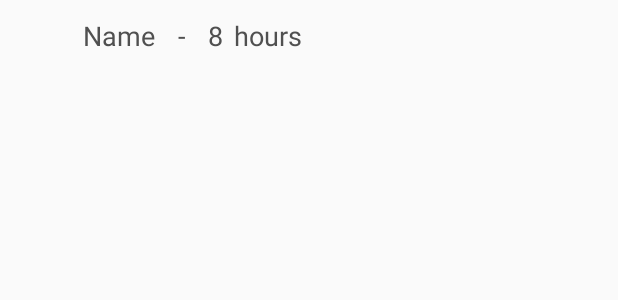
After one commit to GuyShane/TimeSheets, an Android app: the layout item_day_info.xml on its own in the app's theme, with its tools: preview values and no code run, on a phone screen of 412 x 824 dp. The commit adds this screen. Shown: the top 300 px of the screen. Run offline under Robolectric (Android 15) with nearby library versions, the phone set to English and light mode, and no system bars.

Commit message:
UI for day info done. Initial release should be ready

```diff
--- a/app/src/main/java/com/shane/timesheets/views/PainterDayInfoActivity.java
+++ b/app/src/main/java/com/shane/timesheets/views/PainterDayInfoActivity.java
@@ -8,7 +8,6 @@ import android.widget.ListView;
 import android.widget.TextView;
 
 import com.shane.timesheets.DatabaseHelper;
-import com.shane.timesheets.DateFormatter;
 import com.shane.timesheets.IntentExtra;
 import com.shane.timesheets.R;
 import com.shane.timesheets.models.Job;
--- /dev/null
+++ b/app/src/main/res/layout/item_day_info.xml
@@ -0,0 +1,51 @@
+<?xml version="1.0" encoding="utf-8"?>
+<RelativeLayout xmlns:android="http://schemas.android.com/apk/res/android"
+    android:layout_width="match_parent"
+    android:layout_height="match_parent">
+
+    <TextView
+        android:layout_width="wrap_content"
+        android:layout_height="wrap_content"
+        android:text="Name"
+        android:id="@+id/text_painter"
+        android:textSize="18sp"
+        android:textColor="@color/text_dark_gray"
+        android:layout_marginTop="11dp"
+        android:layout_marginStart="55dp"
+        android:layout_marginBottom="11dp"
+        android:layout_alignParentTop="true"
+        android:layout_alignParentStart="true" />
+
+    <TextView
+        android:layout_width="wrap_content"
+        android:layout_height="wrap_content"
+        android:text="-"
+        android:id="@+id/text_dash"
+        android:textSize="18sp"
+        android:textColor="@color/text_dark_gray"
+        android:layout_marginStart="15dp"
+        android:layout_marginEnd="15dp"
+        android:layout_alignTop="@+id/text_painter"
+        android:layout_toEndOf="@+id/text_painter"/>
+
+    <TextView
+        android:layout_width="wrap_content"
+        android:layout_height="wrap_content"
+        android:text="8"
+        android:id="@+id/text_hours"
+        android:textSize="18sp"
+        android:textColor="@color/text_dark_gray"
+        android:layout_marginEnd="7dp"
+        android:layout_alignTop="@+id/text_painter"
+        android:layout_toEndOf="@+id/text_dash"/>
+
+    <TextView
+        android:layout_width="wrap_content"
+        android:layout_height="wrap_content"
+        android:text="hours"
+        android:id="@+id/text_worked"
+        android:textSize="18sp"
+        android:textColor="@color/text_dark_gray"
+        android:layout_alignTop="@+id/text_painter"
+        android:layout_toEndOf="@+id/text_hours"/>
+</RelativeLayout>
```
Also changed, not shown: app/src/main/java/com/shane/timesheets/views/DayInfoActivity.java (+27 -11 lines), app/src/main/java/com/shane/timesheets/views/DayInfoAdapter.java (added, +107 -0 lines), app/src/main/res/layout/activity_day_info.xml (+41 -0 lines), app/src/main/res/layout/item_day_date.xml (added, +18 -0 lines).
